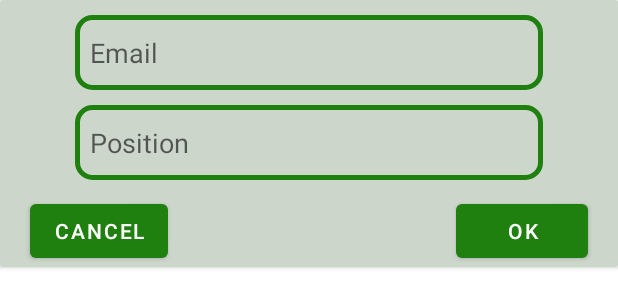
After one commit to 869324/4th-year-project, an Android app: the layout add_leader_popup.xml on its own in the app's theme, with its tools: preview values and no code run, on a phone screen of 412 x 824 dp. The commit adds this screen. Shown: the top 308 px of the screen. Run offline under Robolectric (Android 15) with nearby library versions, the phone set to English and light mode, and no system bars.

Commit message:
first commission

```diff
--- a/app/src/main/AndroidManifest.xml
+++ b/app/src/main/AndroidManifest.xml
@@ -15,7 +15,8 @@
         android:roundIcon="@mipmap/ic_launcher"
         android:supportsRtl="true"
         android:theme="@style/Theme.DekutChat">
-        <activity android:name=".activities.SelectUser"></activity>
+        <activity android:name=".activities.StudentLeaders"></activity>
+        <activity android:name=".activities.SelectUser" />
         <activity android:name=".activities.EditGroup" />
         <activity android:name=".activities.CreatePoll" />
         <activity
--- /dev/null
+++ b/app/src/main/res/layout/add_leader_popup.xml
@@ -0,0 +1,63 @@
+<?xml version="1.0" encoding="utf-8"?>
+<androidx.constraintlayout.widget.ConstraintLayout xmlns:android="http://schemas.android.com/apk/res/android"
+    android:layout_width="match_parent"
+    android:layout_height="match_parent"
+    xmlns:app="http://schemas.android.com/apk/res-auto">
+
+    <androidx.cardview.widget.CardView
+        android:layout_width="match_parent"
+        android:layout_height="wrap_content"
+        app:layout_constraintTop_toTopOf="parent">
+
+        <androidx.constraintlayout.widget.ConstraintLayout
+            android:layout_width="match_parent"
+            android:layout_height="wrap_content"
+            android:background="@color/almostWhite">
+
+            <EditText
+                android:id="@+id/etEmail"
+                android:layout_width="match_parent"
+                android:layout_height="50dp"
+                android:hint="Email"
+                android:layout_marginTop="10dp"
+                android:padding="10dp"
+                android:background="@drawable/et_round_border"
+                app:layout_constraintTop_toTopOf="parent"
+                android:layout_marginHorizontal="50dp"/>
+
+            <EditText
+                android:id="@+id/etPosition"
+                android:layout_width="match_parent"
+                android:layout_height="50dp"
+                android:hint="Position"
+                android:padding="10dp"
+                android:layout_marginTop="10dp"
+                android:background="@drawable/et_round_border"
+                app:layout_constraintTop_toBottomOf="@id/etEmail"
+                android:layout_marginHorizontal="50dp"/>
+
+            <Button
+                android:id="@+id/btnCancel"
+                android:layout_width="wrap_content"
+                android:layout_height="wrap_content"
+                android:text="Cancel"
+                android:layout_marginStart="20dp"
+                android:layout_marginTop="10dp"
+                app:layout_constraintTop_toBottomOf="@id/etPosition"
+                app:layout_constraintLeft_toLeftOf="parent"/>
+
+            <Button
+                android:id="@+id/btnOk"
+                android:text="ok"
+                android:layout_width="wrap_content"
+                android:layout_height="wrap_content"
+                android:layout_marginEnd="20dp"
+                android:layout_marginTop="10dp"
+                app:layout_constraintTop_toBottomOf="@id/etPosition"
+                app:layout_constraintRight_toRightOf="parent"/>
+
+        </androidx.constraintlayout.widget.ConstraintLayout>
+
+    </androidx.cardview.widget.CardView>
+
+</androidx.constraintlayout.widget.ConstraintLayout>
--- a/app/src/main/res/layout/home_media_card_view.xml
+++ b/app/src/main/res/layout/home_media_card_view.xml
@@ -73,7 +73,8 @@
                 android:id="@+id/tvPosition"
                 android:layout_width="wrap_content"
                 android:layout_height="wrap_content"
-                android:textSize="14sp"
+                android:textSize="16sp"
+                android:layout_marginStart="5dp"
                 app:layout_constraintTop_toBottomOf="@+id/nameLayout"
                 app:layout_constraintStart_toStartOf="@+id/nameLayout" />
 
--- a/app/src/main/res/layout/home_plain_card_view.xml
+++ b/app/src/main/res/layout/home_plain_card_view.xml
@@ -73,7 +73,8 @@
                 android:id="@+id/tvPosition"
                 android:layout_width="wrap_content"
                 android:layout_height="wrap_content"
-                android:textSize="14sp"
+                android:textSize="16sp"
+                android:layout_marginStart="5dp"
                 app:layout_constraintTop_toBottomOf="@+id/nameLayout"
                 app:layout_constraintStart_toStartOf="@+id/nameLayout" />
 
--- a/app/src/main/res/layout/poll_card_view.xml
+++ b/app/src/main/res/layout/poll_card_view.xml
@@ -73,7 +73,8 @@
                 android:id="@+id/tvPosition"
                 android:layout_width="wrap_content"
                 android:layout_height="wrap_content"
-                android:textSize="14sp"
+                android:textSize="16sp"
+                android:layout_marginStart="5dp"
                 app:layout_constraintTop_toBottomOf="@+id/nameLayout"
                 app:layout_constraintStart_toStartOf="@+id/nameLayout" />
 
--- a/app/src/main/res/menu/activity_main_drawer.xml
+++ b/app/src/main/res/menu/activity_main_drawer.xml
@@ -8,6 +8,9 @@
             android:id="@+id/nav_profile"
             android:title="Profile" />
         <item
+            android:id="@+id/nav_leaders"
+            android:title="Student Leaders" />
+        <item
             android:id="@+id/nav_logout"
             android:title="Logout" />
         <item
```
Also changed, not shown: app/src/main/java/com/dekut/dekutchat/activities/MainActivity.java (+7 -1 lines), app/src/main/java/com/dekut/dekutchat/activities/StudentLeaders.java (added, +212 -0 lines), app/src/main/java/com/dekut/dekutchat/adapters/HomeAdapter.java (+9 -8 lines), app/src/main/java/com/dekut/dekutchat/adapters/LeaderAdapter.java (added, +87 -0 lines), app/src/main/java/com/dekut/dekutchat/adapters/PoliticsAdapter.java (+12 -12 lines), app/src/main/java/com/dekut/dekutchat/utils/Student.java (+8 -1 lines), app/src/main/res/layout/activity_student_leaders.xml (added, +43 -0 lines), app/src/main/res/layout/student_leader_card.xml (added, +79 -0 lines).
